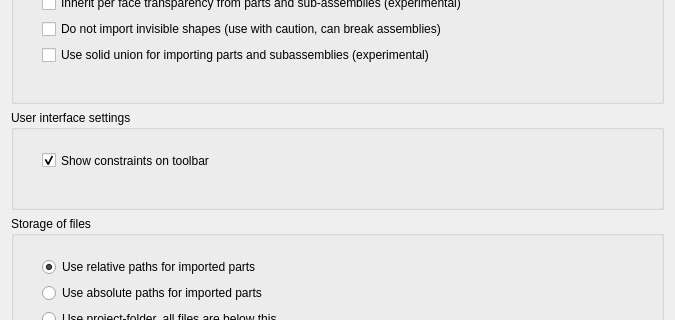
The window that GuiA2p/Resources/ui/a2p_prefs.ui (kbwbe/A2plus) describes before a commit, drawn with Qt 5; both pictures show x 0 to 675 and y 399 to 719 of the 675 by 850 pixel window.
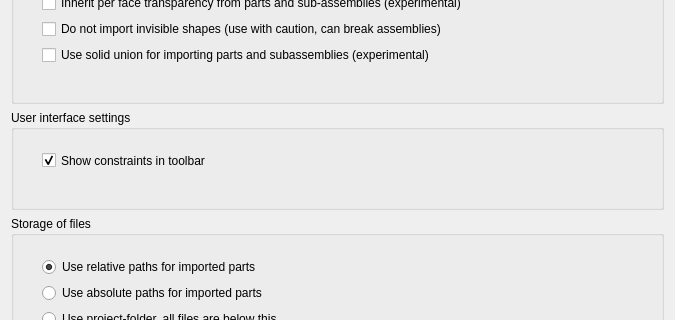
The same window after the commit. Custom widgets are drawn as their Qt base class.

Patch:
```diff
--- a/GuiA2p/Resources/ui/a2p_prefs.ui
+++ b/GuiA2p/Resources/ui/a2p_prefs.ui
@@ -38,7 +38,7 @@
        <item>
         <widget class="Gui::PrefCheckBox" name="checkBox_6">
          <property name="text">
-          <string>Show constraints on toolbar</string>
+          <string>Show constraints in toolbar</string>
          </property>
          <property name="checked">
           <bool>true</bool>
```
